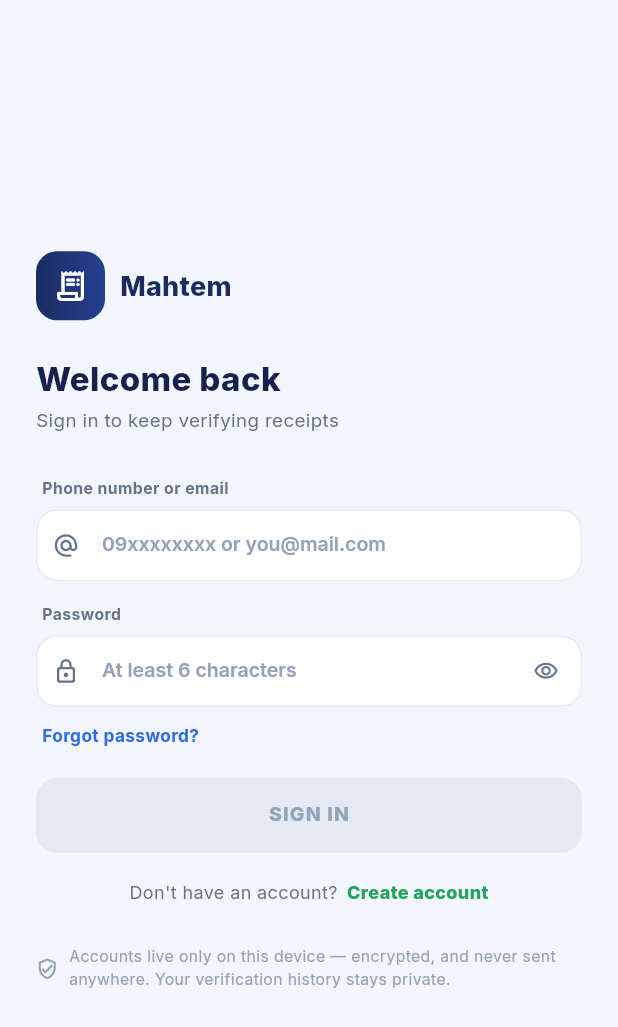
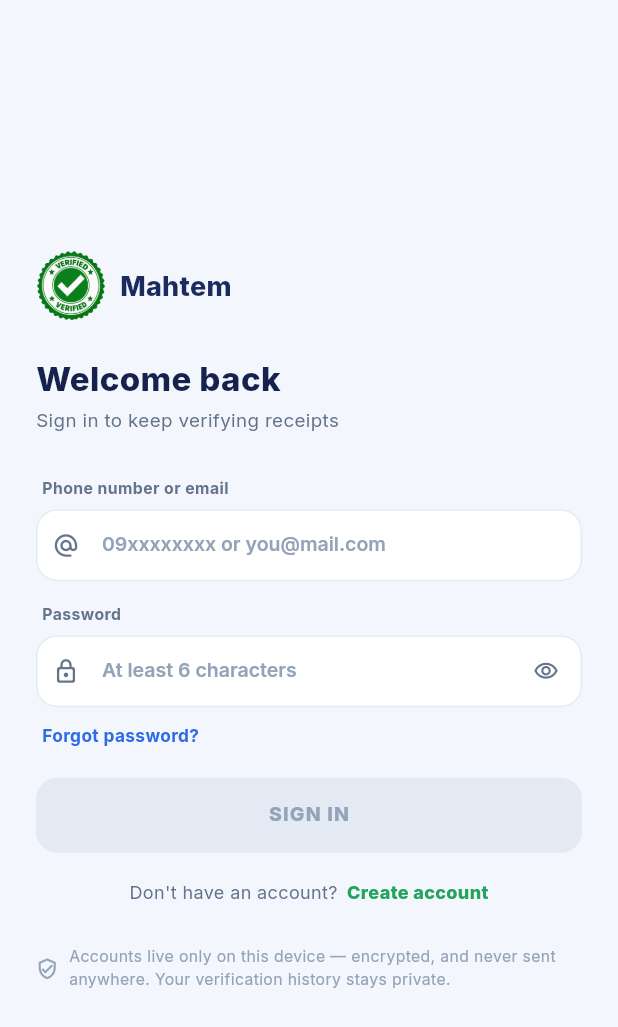
Before and after one commit to L3von36/cheki-mobile, a Flutter app: the screen it shows after launch, after a tap on "Sign in", on a phone screen of 412 x 824 dp. Shown: the top 1027 px of the screen. Run offline on Flutter 3.47's test engine with Material 3 defaults, Android fonts, the phone set to English and light mode, and no system bars; our stand-ins replace flutter_secure_storage, google_fonts, image_picker, package_info_plus, permission_handler, share_plus and 1 more; missing offline and left inert: android_id, cryptography, mobile_scanner, pointycastle.

Commit message:
Brand splash + in-app brand marks now use the verified seal (v1.6.5)
Native Android splash (was blank white):
- launch_background.xml (+v21): brand navy #020E35 + centered
  launch_image.png (transparent seal, per-density 120-480px,
  gravity=center renders 1:1, never stretched)
- values-v31 + values-night-v31: windowSplashScreenBackground set to
  the same navy so the Android 12+ system splash is on brand too

In-app brand marks (were generic receipt glyph in a gradient tile):
- gate splash (auth_gate) 64px, auth header (auth_shared) 46px,
  home app bar (home_screen) 26px -> Image.asset brand_seal.png
- new bundled asset assets/icon/brand_seal.png (512px tight alpha
  crop of the seal) declared in pubspec

Version bump 1.6.4+22 -> 1.6.5+23

```diff
--- a/lib/ui/screens/auth/auth_gate.dart
+++ b/lib/ui/screens/auth/auth_gate.dart
@@ -47,18 +47,10 @@
         child: Column(
           mainAxisSize: MainAxisSize.min,
           children: [
-            Container(
-              width: 56,
-              height: 56,
-              decoration: const BoxDecoration(
-                gradient: LinearGradient(colors: MahtemPalette.splashGradient),
-                borderRadius: BorderRadius.all(Radius.circular(16)),
-              ),
-              child: const Icon(
-                Icons.receipt_long_rounded,
-                color: Colors.white,
-                size: 28,
-              ),
+            Image.asset(
+              'assets/icon/brand_seal.png',
+              width: 64,
+              height: 64,
             ),
             const SizedBox(height: 22),
             SizedBox(
--- a/lib/ui/screens/auth/auth_shared.dart
+++ b/lib/ui/screens/auth/auth_shared.dart
@@ -26,18 +26,10 @@
       children: [
         Row(
           children: [
-            Container(
+            Image.asset(
+              'assets/icon/brand_seal.png',
               width: 46,
               height: 46,
-              decoration: const BoxDecoration(
-                gradient: LinearGradient(colors: MahtemPalette.splashGradient),
-                borderRadius: BorderRadius.all(Radius.circular(14)),
-              ),
-              child: const Icon(
-                Icons.receipt_long_rounded,
-                color: Colors.white,
-                size: 24,
-              ),
             ),
             const SizedBox(width: 10),
             Text(
--- a/lib/ui/screens/home_screen.dart
+++ b/lib/ui/screens/home_screen.dart
@@ -217,18 +217,10 @@
       title: Row(
         mainAxisSize: MainAxisSize.min,
         children: [
-          Container(
+          Image.asset(
+            'assets/icon/brand_seal.png',
             width: 26,
             height: 26,
-            decoration: const BoxDecoration(
-              gradient: LinearGradient(colors: MahtemPalette.buttonGradient),
-              borderRadius: BorderRadius.all(Radius.circular(8)),
-            ),
-            child: const Icon(
-              Icons.receipt_long_rounded,
-              color: Colors.white,
-              size: 15,
-            ),
           ),
           const SizedBox(width: 8),
           Flexible(
```
Also changed, not shown: pubspec.yaml (+7 -1 lines), assets/icon/brand_seal.png (added), 10 other files.
